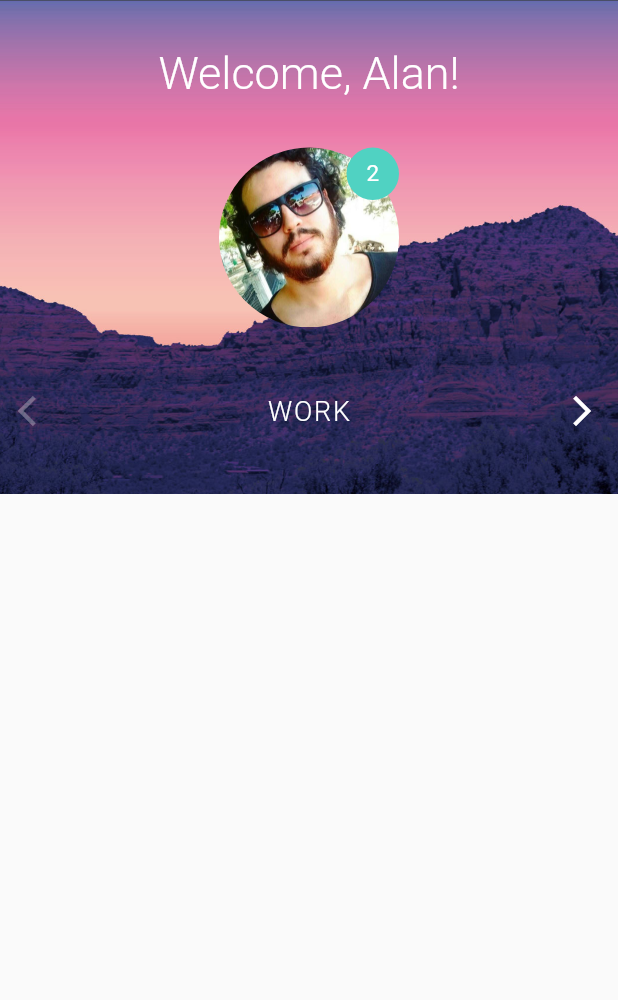
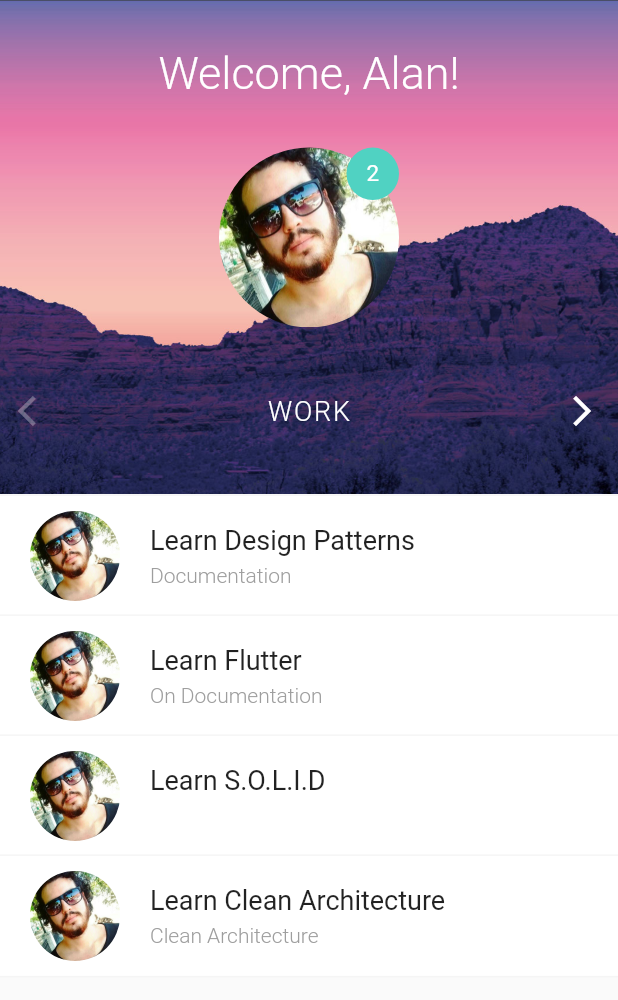
Before and after one commit to alanmxll/animations-app, a Flutter app: the screen it shows after launch, on a phone screen of 412 x 824 dp. Shown: the top 1000 px of the screen. Run offline on Flutter 3.47's test engine with Material 2 defaults, Android fonts, the phone set to English and light mode, and no system bars.

Commit message:
creating an animated list

```diff
--- /dev/null
+++ b/lib/screens/home/widgets/animated_list_view.dart
@@ -0,0 +1,42 @@
+import 'package:flutter/material.dart';
+
+import 'list_data.dart';
+
+class AnimatedListView extends StatelessWidget {
+  final Animation<EdgeInsets> listSlidePosition;
+
+  AnimatedListView({@required this.listSlidePosition});
+
+  @override
+  Widget build(BuildContext context) {
+    return Stack(
+      alignment: Alignment.bottomCenter,
+      children: [
+        ListData(
+          title: 'Learn Design Patterns',
+          subtitle: 'Documentation',
+          image: AssetImage('assets/images/profile.jpg'),
+          margin: listSlidePosition.value * 3.0,
+        ),
+        ListData(
+          title: 'Learn Flutter',
+          subtitle: 'On Documentation',
+          image: AssetImage('assets/images/profile.jpg'),
+          margin: listSlidePosition.value * 2.0,
+        ),
+        ListData(
+          title: 'Learn S.O.L.I.D',
+          subtitle: ' ',
+          image: AssetImage('assets/images/profile.jpg'),
+          margin: listSlidePosition.value * 1.0,
+        ),
+        ListData(
+          title: 'Learn Clean Architecture',
+          subtitle: 'Clean Architecture',
+          image: AssetImage('assets/images/profile.jpg'),
+          margin: listSlidePosition.value * 0.0,
+        ),
+      ],
+    );
+  }
+}
--- /dev/null
+++ b/lib/screens/home/widgets/list_data.dart
@@ -0,0 +1,73 @@
+import 'package:flutter/material.dart';
+
+class ListData extends StatelessWidget {
+  final String title;
+  final String subtitle;
+  final ImageProvider image;
+  final EdgeInsets margin;
+
+  ListData({this.title, this.subtitle, this.image, this.margin});
+
+  @override
+  Widget build(BuildContext context) {
+    return Container(
+      margin: margin,
+      decoration: BoxDecoration(
+        color: Colors.white,
+        border: Border(
+          top: BorderSide(
+            color: Colors.grey[100],
+            width: 1.0,
+          ),
+          bottom: BorderSide(
+            color: Colors.grey[100],
+            width: 1.0,
+          ),
+        ),
+      ),
+      child: Row(
+        children: [
+          Container(
+            margin: EdgeInsets.only(
+              top: 10.0,
+              bottom: 10.0,
+              left: 20.0,
+              right: 20.0,
+            ),
+            width: 60.0,
+            height: 60.0,
+            decoration: BoxDecoration(
+              shape: BoxShape.circle,
+              image: DecorationImage(
+                image: image,
+              ),
+            ),
+          ),
+          Column(
+            crossAxisAlignment: CrossAxisAlignment.start,
+            children: [
+              Text(
+                title,
+                style: TextStyle(
+                  fontSize: 18.0,
+                  fontWeight: FontWeight.w400,
+                ),
+              ),
+              SizedBox(
+                height: 5.0,
+              ),
+              Text(
+                subtitle,
+                style: TextStyle(
+                  fontSize: 14.0,
+                  fontWeight: FontWeight.w300,
+                  color: Colors.grey,
+                ),
+              ),
+            ],
+          ),
+        ],
+      ),
+    );
+  }
+}
--- a/lib/screens/home/widgets/stagger_animation.dart
+++ b/lib/screens/home/widgets/stagger_animation.dart
@@ -1,5 +1,6 @@
 import 'package:flutter/material.dart';
 
+import 'animated_list_view.dart';
 import 'home_top.dart';
 
 class StaggerAnimation extends StatelessWidget {
@@ -9,9 +10,23 @@ class StaggerAnimation extends StatelessWidget {
       : containerGrow = CurvedAnimation(
           parent: controller,
           curve: Curves.ease,
+        ),
+        listSlidePosition = EdgeInsetsTween(
+          begin: EdgeInsets.only(bottom: 0.0),
+          end: EdgeInsets.only(bottom: 80.0),
+        ).animate(
+          CurvedAnimation(
+            parent: controller,
+            curve: Interval(
+              0.325,
+              0.8,
+              curve: Curves.ease,
+            ),
+          ),
         );
 
   final Animation<double> containerGrow;
+  final Animation<EdgeInsets> listSlidePosition;
 
   Widget _buildAnimation(BuildContext context, Widget child) {
     return ListView(
@@ -19,6 +34,9 @@ class StaggerAnimation extends StatelessWidget {
       children: [
         HomeTop(
           containerGrow: containerGrow,
+        ),
+        AnimatedListView(
+          listSlidePosition: listSlidePosition,
         ),
       ],
     );
```
